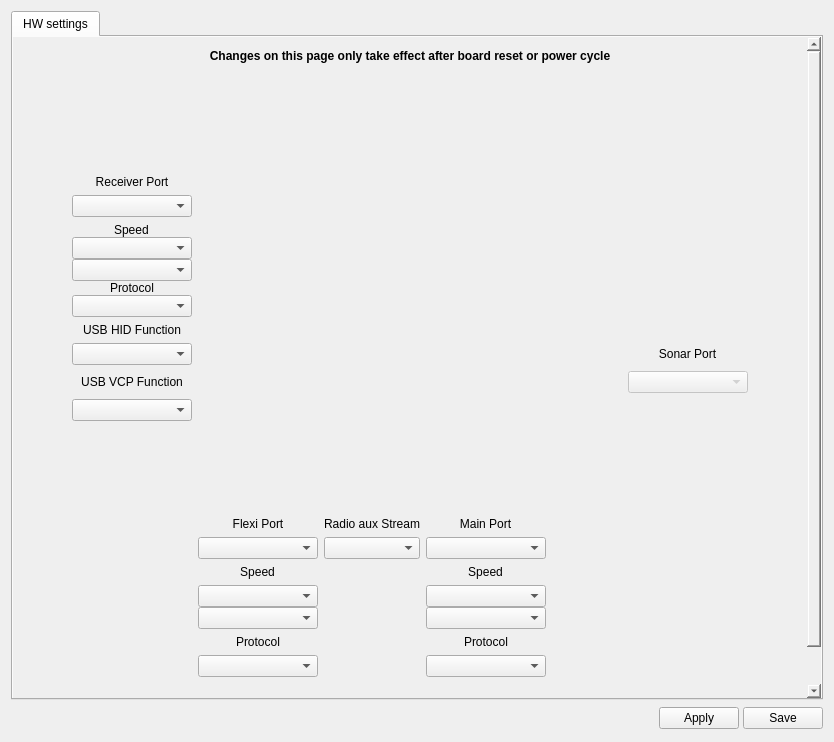
librepilot/LibrePilot, file ground/gcs/src/plugins/config/configrevohwwidget.ui: the form before one commit.
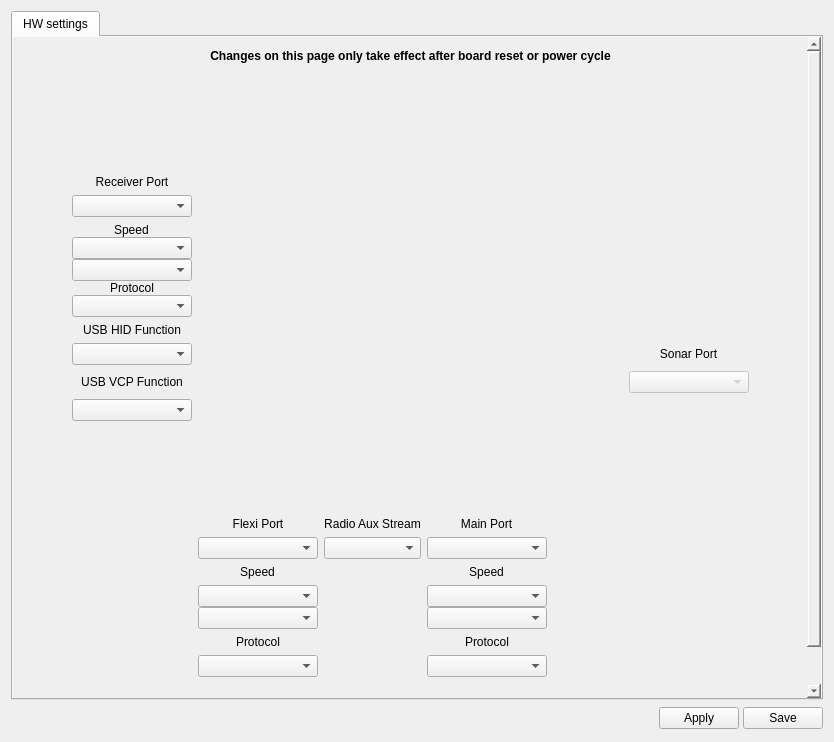
The form after the commit. Icons and pictures are not drawn.

```diff
--- a/ground/gcs/src/plugins/config/configrevohwwidget.ui
+++ b/ground/gcs/src/plugins/config/configrevohwwidget.ui
@@ -533,7 +533,7 @@
              <item row="12" column="2" alignment="Qt::AlignHCenter">
               <widget class="QLabel" name="label_">
                <property name="text">
-                <string>Radio aux Stream</string>
+                <string>Radio Aux Stream</string>
                </property>
                <property name="alignment">
                 <set>Qt::AlignBottom|Qt::AlignHCenter</set>
```
